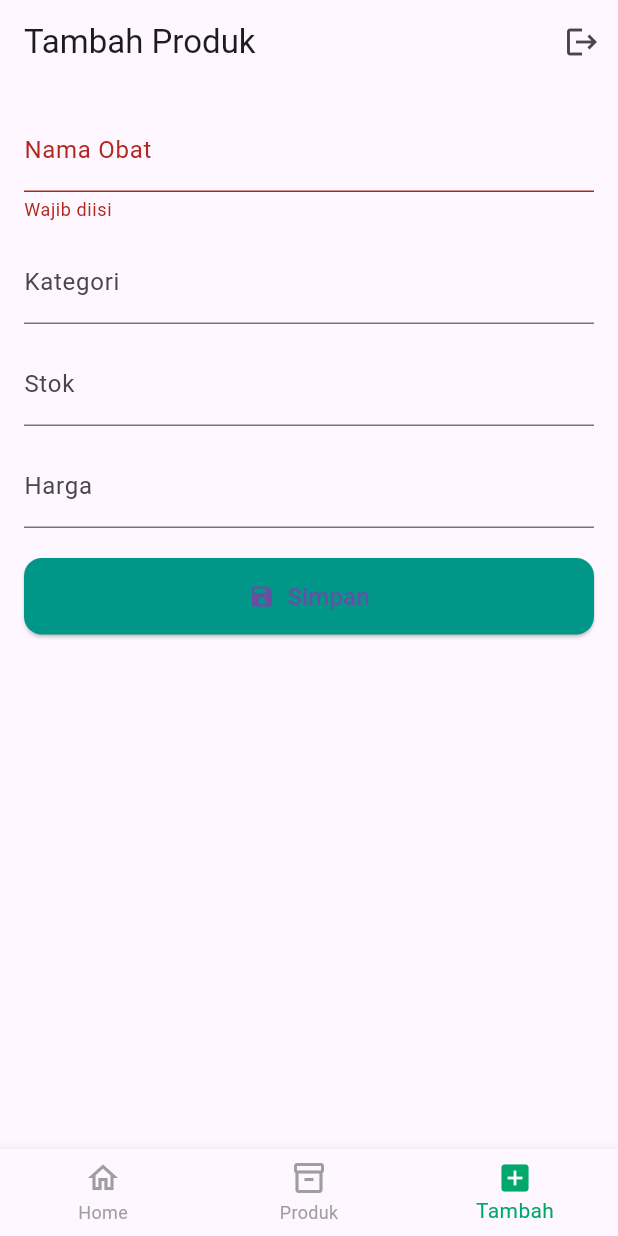
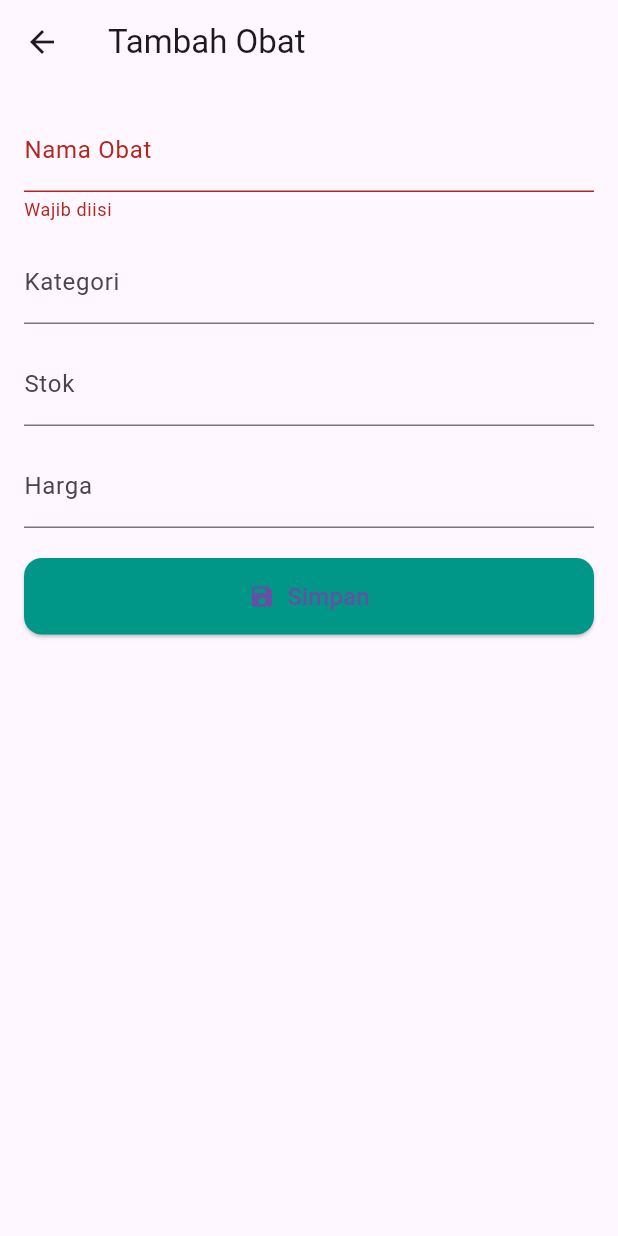
Before and after one commit to royy-debug/kasir_app2, a Flutter app: the screen it shows once a user with an empty profile is signed in, item 3 of the bottom bar chosen, after a tap on "Simpan", on a phone screen of 412 x 824 dp. Run offline on Flutter 3.47's test engine with Material 3 defaults, Android fonts, the light colour scheme and no system bars; our stand-ins replace cloud_firestore, firebase_auth, firebase_core, fl_chart; accounts and stored records are empty.

Commit message:
membenarkan bug blank yang ad di aplikasi ketika user menekan tombol tambah

```diff
--- a/lib/main.dart
+++ b/lib/main.dart
@@ -3,10 +3,16 @@ import 'package:firebase_core/firebase_core.dart';
 import 'package:firebase_auth/firebase_auth.dart';
 import 'package:kasir_app2/mobile/screens/auth_screen.dart';
 import 'package:kasir_app2/mobile/screens/main_screen.dart';
+import 'firebase_options.dart';
 
 void main() async {
   WidgetsFlutterBinding.ensureInitialized();
-  await Firebase.initializeApp(); // ✅ WAJIB
+
+  // ✅ Inisialisasi Firebase dengan opsi sesuai platform
+  await Firebase.initializeApp(
+    options: DefaultFirebaseOptions.currentPlatform,
+  );
+
   runApp(const MyApp());
 }
 
--- a/lib/mobile/screens/main_screen.dart
+++ b/lib/mobile/screens/main_screen.dart
@@ -15,11 +15,11 @@ class MainScreen extends StatefulWidget {
 class _MainScreenState extends State<MainScreen> {
   int _selectedIndex = 0;
 
-  // ✅ Jadikan static final supaya tidak dibuat ulang saat rebuild
+  // ✅ Jangan langsung taruh ObatFormScreen di _pages
   static final List<Widget> _pages = [
-    const DashboardScreen(),   // jangan ada AppBar di dalam screen ini
+    const DashboardScreen(),
     const ObatListScreen(),
-    const ObatFormScreen(),
+    const SizedBox(), // placeholder untuk Tambah Produk
   ];
 
   static const List<String> _titles = [
@@ -28,18 +28,25 @@ class _MainScreenState extends State<MainScreen> {
     "Tambah Produk",
   ];
 
-  void _onItemTapped(int index) {
-    if (_selectedIndex != index) {
-      setState(() {
-        _selectedIndex = index;
-      });
+  void _onItemTapped(int index) async {
+    if (index == 2) {
+      // 🔹 Kalau tab Tambah Produk dipilih, buka form pakai push
+      final result = await Navigator.push(
+        context,
+        MaterialPageRoute(builder: (_) => const ObatFormScreen()),
+      );
+
+      // 🔹 Kalau hasilnya "goToProduk", pindah ke tab Produk
+      if (result == "goToProduk") {
+        setState(() => _selectedIndex = 1);
+      }
+    } else {
+      setState(() => _selectedIndex = index);
     }
   }
 
   Future<void> _logout() async {
     await FirebaseAuth.instance.signOut();
-    // ✅ Tidak perlu Navigator pushReplacement
-    // karena Wrapper/StreamBuilder di main.dart yang akan redirect ke AuthScreen
   }
 
   @override
@@ -56,13 +63,10 @@ class _MainScreenState extends State<MainScreen> {
           ),
         ],
       ),
-
-      // ✅ IndexedStack simpan state tiap halaman
       body: IndexedStack(
         index: _selectedIndex,
         children: _pages,
       ),
-
       bottomNavigationBar: BottomNavigationBar(
         currentIndex: _selectedIndex,
         onTap: _onItemTapped,
--- a/lib/mobile/screens/obat_form_screen.dart
+++ b/lib/mobile/screens/obat_form_screen.dart
@@ -15,10 +15,10 @@ class _ObatFormScreenState extends State<ObatFormScreen> {
   final _formKey = GlobalKey<FormState>();
   final _service = ObatService();
 
-  late TextEditingController _namaCtrl;
-  late TextEditingController _kategoriCtrl;
-  late TextEditingController _stokCtrl;
-  late TextEditingController _hargaCtrl;
+  late final TextEditingController _namaCtrl;
+  late final TextEditingController _kategoriCtrl;
+  late final TextEditingController _stokCtrl;
+  late final TextEditingController _hargaCtrl;
 
   bool _saving = false;
 
@@ -27,8 +27,10 @@ class _ObatFormScreenState extends State<ObatFormScreen> {
     super.initState();
     _namaCtrl = TextEditingController(text: widget.obat?.nama ?? '');
     _kategoriCtrl = TextEditingController(text: widget.obat?.kategori ?? '');
-    _stokCtrl = TextEditingController(text: widget.obat?.stok?.toString() ?? '');
-    _hargaCtrl = TextEditingController(text: widget.obat?.harga?.toString() ?? '');
+    _stokCtrl =
+        TextEditingController(text: widget.obat?.stok?.toString() ?? '');
+    _hargaCtrl =
+        TextEditingController(text: widget.obat?.harga?.toString() ?? '');
   }
 
   @override
@@ -40,24 +42,18 @@ class _ObatFormScreenState extends State<ObatFormScreen> {
     super.dispose();
   }
 
-  String? _required(String? value) {
-    if (value == null || value.trim().isEmpty) {
-      return "Wajib diisi";
-    }
-    return null;
-  }
+  String? _required(String? value) =>
+      (value == null || value.trim().isEmpty) ? "Wajib diisi" : null;
 
-  String? _validInt(String? value) {
-    if (value == null || value.isEmpty) return null;
-    if (int.tryParse(value) == null) return "Harus angka bulat";
-    return null;
-  }
+  String? _validInt(String? value) =>
+      (value != null && value.isNotEmpty && int.tryParse(value) == null)
+          ? "Harus angka bulat"
+          : null;
 
-  String? _validDouble(String? value) {
-    if (value == null || value.isEmpty) return null;
-    if (double.tryParse(value) == null) return "Harus angka";
-    return null;
-  }
+  String? _validDouble(String? value) =>
+      (value != null && value.isNotEmpty && double.tryParse(value) == null)
+          ? "Harus angka"
+          : null;
 
   Future<void> _saveData() async {
     if (!_formKey.currentState!.validate()) return;
@@ -65,7 +61,7 @@ class _ObatFormScreenState extends State<ObatFormScreen> {
     setState(() => _saving = true);
 
     final obat = Obat(
-      id: widget.obat?.id, // null kalau tambah
+      id: widget.obat?.id,
       nama: _namaCtrl.text.trim(),
       kategori: _kategoriCtrl.text.trim(),
       stok: int.tryParse(_stokCtrl.text) ?? 0,
@@ -79,7 +75,7 @@ class _ObatFormScreenState extends State<ObatFormScreen> {
         await _service.updateObat(widget.obat!.id!, obat);
       }
 
-      if (mounted) Navigator.pop(context, true); // ✅ kirim "true" biar list bisa refresh
+      if (mounted) Navigator.pop(context, "goToProduk"); // 🔹 kirim signal balik
     } catch (e) {
       if (mounted) {
         ScaffoldMessenger.of(context).showSnackBar(
@@ -93,7 +89,11 @@ class _ObatFormScreenState extends State<ObatFormScreen> {
 
   @override
   Widget build(BuildContext context) {
-    return Padding(
+    return Scaffold(
+      appBar: AppBar(
+        title: Text(widget.obat == null ? "Tambah Obat" : "Edit Obat"),
+      ),
+      body: Padding(
         padding: const EdgeInsets.all(16.0),
         child: Form(
           key: _formKey,
@@ -116,9 +116,7 @@ class _ObatFormScreenState extends State<ObatFormScreen> {
                 controller: _stokCtrl,
                 decoration: const InputDecoration(labelText: "Stok"),
                 keyboardType: TextInputType.number,
-              inputFormatters: [
-                FilteringTextInputFormatter.digitsOnly,
-              ],
+                inputFormatters: [FilteringTextInputFormatter.digitsOnly],
                 validator: _validInt,
                 textInputAction: TextInputAction.next,
               ),
@@ -147,7 +145,8 @@ class _ObatFormScreenState extends State<ObatFormScreen> {
                   onPressed: _saving ? null : _saveData,
                   icon: _saving
                       ? const SizedBox(
-                        width: 18, height: 18,
+                          width: 18,
+                          height: 18,
                           child: CircularProgressIndicator(strokeWidth: 2),
                         )
                       : const Icon(Icons.save),
@@ -160,6 +159,7 @@ class _ObatFormScreenState extends State<ObatFormScreen> {
             ],
           ),
         ),
+      ),
     );
   }
 }
--- a/lib/mobile/screens/obat_list_screen.dart
+++ b/lib/mobile/screens/obat_list_screen.dart
@@ -13,8 +13,8 @@ class ObatListScreen extends StatefulWidget {
 
 class _ObatListScreenState extends State<ObatListScreen> {
   final _service = ObatService();
-  final Map<String, int> _cart = {}; // key = id Obat
-  List<Obat> _obatList = []; // ✅ simpan snapshot obat di sini
+  final Map<String, int> _cart = {};
+  List<Obat> _obatList = [];
 
   void _tambahObat(Obat obat) {
     if (obat.stok > (_cart[obat.id] ?? 0)) {
@@ -42,7 +42,6 @@ class _ObatListScreenState extends State<ObatListScreen> {
     );
   }
 
-  // 🔹 Bottom sheet edit / hapus
   void _showOptions(Obat obat) {
     showModalBottomSheet(
       context: context,
@@ -95,8 +94,9 @@ class _ObatListScreenState extends State<ObatListScreen> {
           return const Center(child: Text("Belum ada data obat"));
         }
 
-        return Scaffold(
-          body: GridView.builder(
+        return Stack(
+          children: [
+            GridView.builder(
               padding: const EdgeInsets.all(12),
               gridDelegate: const SliverGridDelegateWithFixedCrossAxisCount(
                 crossAxisCount: 2,
@@ -110,45 +110,51 @@ class _ObatListScreenState extends State<ObatListScreen> {
                 final jumlahDipilih = _cart[obat.id] ?? 0;
 
                 return GestureDetector(
-                onLongPress: () => _showOptions(obat), // tekan lama
+                  onLongPress: () => _showOptions(obat),
                   child: Card(
-                  shape: RoundedRectangleBorder(borderRadius: BorderRadius.circular(16)),
+                    shape: RoundedRectangleBorder(
+                        borderRadius: BorderRadius.circular(16)),
                     elevation: 5,
                     child: Column(
                       crossAxisAlignment: CrossAxisAlignment.start,
                       children: [
-                      // 🔹 Bagian gambar/ikon
                         Expanded(
                           child: Container(
                             decoration: BoxDecoration(
                               color: Colors.grey[200],
-                            borderRadius: const BorderRadius.vertical(top: Radius.circular(16)),
+                              borderRadius: const BorderRadius.vertical(
+                                  top: Radius.circular(16)),
                             ),
                             child: const Center(
-                            child: Icon(Icons.medical_services, size: 50, color: Colors.grey),
+                              child: Icon(Icons.medical_services,
+                                  size: 50, color: Colors.grey),
                             ),
                           ),
                         ),
-                      // 🔹 Bagian detail
                         Padding(
                           padding: const EdgeInsets.all(8),
                           child: Column(
                             crossAxisAlignment: CrossAxisAlignment.start,
                             children: [
                               Text(obat.nama,
-                                style: const TextStyle(fontWeight: FontWeight.bold, fontSize: 16)),
+                                  style: const TextStyle(
+                                      fontWeight: FontWeight.bold,
+                                      fontSize: 16)),
                               Text("Kategori: ${obat.kategori}",
-                                style: TextStyle(fontSize: 13, color: Colors.grey[600])),
+                                  style: TextStyle(
+                                      fontSize: 13, color: Colors.grey[600])),
                               Text("Stok: ${obat.stok}",
-                                style: TextStyle(fontSize: 13, color: Colors.grey[600])),
+                                  style: TextStyle(
+                                      fontSize: 13, color: Colors.grey[600])),
                               const SizedBox(height: 6),
                               Text("Rp ${obat.harga}",
                                   style: const TextStyle(
-                                    fontSize: 15, fontWeight: FontWeight.bold, color: Colors.blue)),
+                                      fontSize: 15,
+                                      fontWeight: FontWeight.bold,
+                                      color: Colors.blue)),
                             ],
                           ),
                         ),
-                      // 🔹 Tombol tambah / counter
                         Padding(
                           padding: const EdgeInsets.all(8),
                           child: AnimatedSwitcher(
@@ -159,7 +165,8 @@ class _ObatListScreenState extends State<ObatListScreen> {
                                     onPressed: () => _tambahObat(obat),
                                     style: ElevatedButton.styleFrom(
                                       backgroundColor: Colors.blue,
-                                    minimumSize: const Size(double.infinity, 40),
+                                      minimumSize:
+                                          const Size(double.infinity, 40),
                                       shape: RoundedRectangleBorder(
                                         borderRadius: BorderRadius.circular(12),
                                       ),
@@ -168,18 +175,22 @@ class _ObatListScreenState extends State<ObatListScreen> {
                                   )
                                 : Row(
                                     key: ValueKey("CounterRow-${obat.id}"),
-                                  mainAxisAlignment: MainAxisAlignment.spaceBetween,
+                                    mainAxisAlignment:
+                                        MainAxisAlignment.spaceBetween,
                                     children: [
                                       IconButton(
                                         onPressed: () => _kurangiObat(obat),
-                                      icon: const Icon(Icons.remove_circle, color: Colors.red),
+                                        icon: const Icon(Icons.remove_circle,
+                                            color: Colors.red),
                                       ),
                                       Text("$jumlahDipilih",
                                           style: const TextStyle(
-                                            fontSize: 16, fontWeight: FontWeight.bold)),
+                                              fontSize: 16,
+                                              fontWeight: FontWeight.bold)),
                                       IconButton(
                                         onPressed: () => _tambahObat(obat),
-                                      icon: const Icon(Icons.add_circle, color: Colors.green),
+                                        icon: const Icon(Icons.add_circle,
+                                            color: Colors.green),
                                       ),
                                     ],
                                   ),
@@ -191,9 +202,13 @@ class _ObatListScreenState extends State<ObatListScreen> {
                 );
               },
             ),
-          // 🔹 FAB hanya muncul kalau cart tidak kosong
-          floatingActionButton: _cart.isNotEmpty
-              ? FloatingActionButton.extended(
+
+            // FAB tetap muncul di luar GridView
+            if (_cart.isNotEmpty)
+              Positioned(
+                bottom: 16,
+                right: 16,
+                child: FloatingActionButton.extended(
                   onPressed: () async {
                     final selectedCart = {
                       for (var obat in _obatList)
@@ -211,8 +226,9 @@ class _ObatListScreenState extends State<ObatListScreen> {
                   },
                   icon: const Icon(Icons.payment),
                   label: Text("Bayar (${_cart.length})"),
-                )
-              : null,
+                ),
+              ),
+          ],
         );
       },
     );
--- a/pubspec.yaml
+++ b/pubspec.yaml
@@ -72,6 +72,8 @@ flutter:
   uses-material-design: true
   assets:
     - assets/images/logo.png
+    - assets/images/qris_gopay.jpg
+
   # To add assets to your application, add an assets section, like this:
   # assets:
   #   - images/a_dot_burr.jpeg
```
Also changed, not shown: 1 other file. Lines whose indentation alone changed are shown as unchanged.
